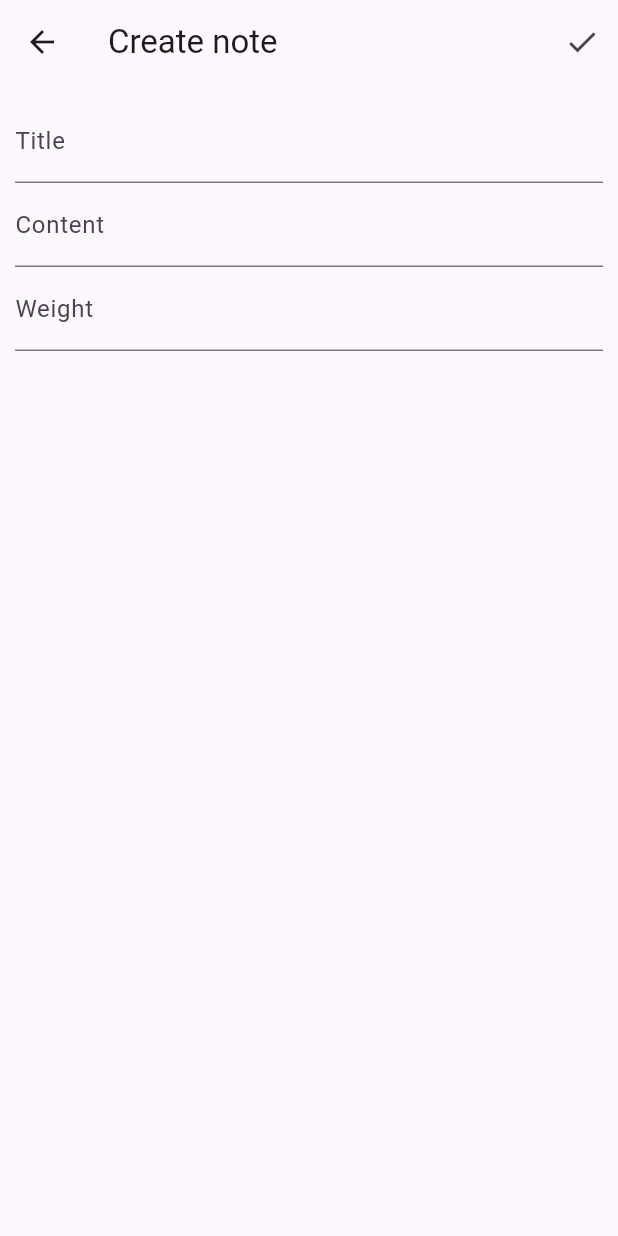
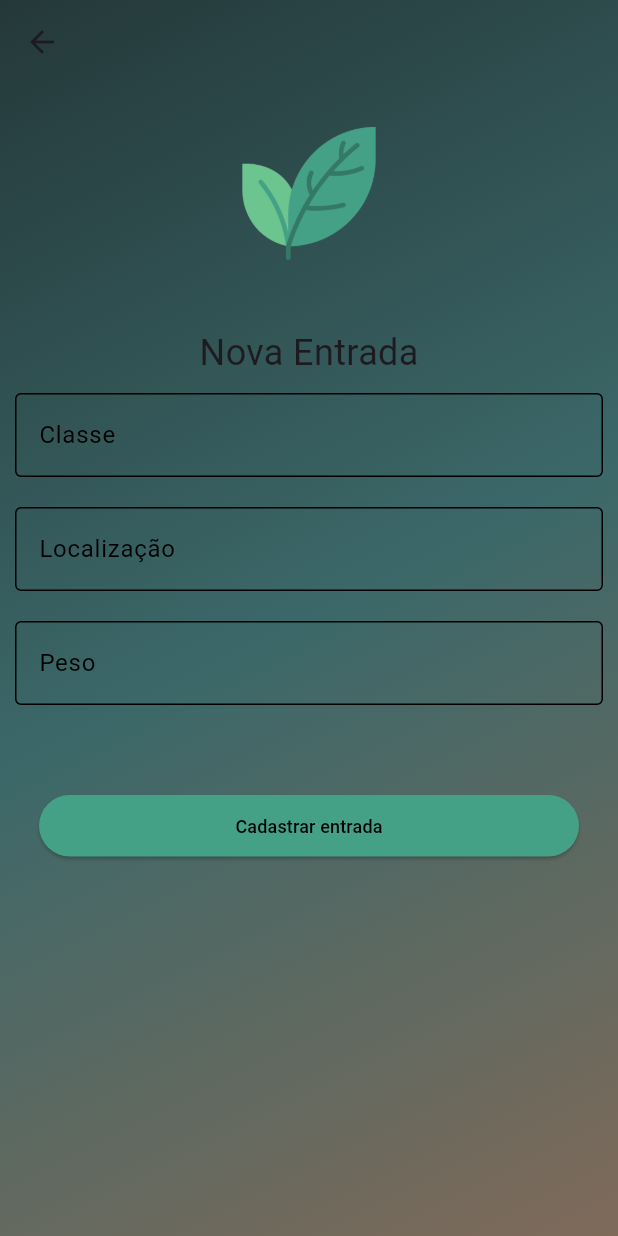
Before and after one commit to joaoobx/gestao_de_residuos, a Flutter app: the EntryList screen opened directly, after a tap on "Cadastrar entrada", on a phone screen of 412 x 824 dp. Run offline on Flutter 3.47's test engine with Material 3 defaults, Android fonts, the phone set to English and light mode, and no system bars; our stand-ins replace sqflite; accounts and stored records are empty.

Commit message:
beginning edit entry

```diff
--- /dev/null
+++ b/lib/Views/create_entry.dart
@@ -0,0 +1,176 @@
+import 'package:flutter/cupertino.dart';
+import 'package:flutter/material.dart';
+import 'package:flutter/services.dart';
+import 'package:gerenciamento_de_residuos/JsonModels/note_model.dart';
+import 'package:gerenciamento_de_residuos/SQLite/sqlite.dart';
+
+class CreateEntry extends StatefulWidget {
+  const CreateEntry({super.key});
+
+  @override
+  State<CreateEntry> createState() => _CreateEntryState();
+}
+
+class _CreateEntryState extends State<CreateEntry> {
+  final type = TextEditingController();
+  final weight = TextEditingController();
+  final location = TextEditingController();
+  final formKey = GlobalKey<FormState>();
+
+  final db = DatabaseHelper();
+  @override
+  Widget build(BuildContext context) {
+    return Scaffold(
+        extendBodyBehindAppBar: true,
+        appBar: AppBar(
+          backgroundColor: Colors.transparent,
+          elevation: 0,
+        ),
+        body: SingleChildScrollView(
+          child: Container(
+            constraints: BoxConstraints(minHeight: MediaQuery.of(context).size.height, maxHeight: double.infinity),
+            decoration: const BoxDecoration(
+                gradient: LinearGradient(
+                  begin: Alignment.topLeft,
+                  end: Alignment.bottomRight,
+                  colors: [
+                    Color.fromRGBO(36, 56, 57, 1),
+                    Color.fromRGBO(60, 104, 105, 1),
+                    Color.fromRGBO(127, 106, 89, 1),
+                  ],
+                )),
+            child: Column(
+              children: [
+                const Padding(padding: EdgeInsets.all(40.0)),
+                const Image(
+                  image: AssetImage('lib/assets/leaves.png'),
+                  width: 98,
+                ),
+                const Padding(padding: EdgeInsets.all(20.0)),
+                const Text("Nova Entrada", style: TextStyle(fontSize: 24)),
+                Form(
+                  //I forgot to specify key
+                    key: formKey,
+                    child: Padding(
+                      padding: const EdgeInsets.all(10.0),
+                      child: Column(
+                        children: [
+                          TextFormField(
+                            controller: type,
+                            validator: (value) {
+                              if (value!.isEmpty) {
+                                return "Deve-se informar um tipo";
+                              }
+                              return null;
+                            },
+                            decoration: const InputDecoration(
+                              label: Text("Classe"),
+                              labelStyle: TextStyle(color: Colors.black),
+                              fillColor: Colors.black,
+                              border: OutlineInputBorder(
+                                borderSide: BorderSide(color: Colors.black),
+                              ),
+                              enabledBorder: OutlineInputBorder(
+                                borderSide: BorderSide(color: Colors.black),
+                              ),
+                              focusedBorder: OutlineInputBorder(
+                                borderSide: BorderSide(color: Colors.black),
+                              ),
+                            ),
+                          ),
+                          const Padding(padding: EdgeInsets.all(10.0)),
+                          TextFormField(
+                            controller: location,
+                            validator: (value) {
+                              if (value!.isEmpty) {
+                                return "Deve-se adicionar uma localização";
+                              }
+                              return null;
+                            },
+                            decoration: const InputDecoration(
+                              label: Text("Localização"),
+                              labelStyle: TextStyle(color: Colors.black),
+                              fillColor: Colors.black,
+                              border: OutlineInputBorder(
+                                borderSide: BorderSide(color: Colors.black),
+                              ),
+                              enabledBorder: OutlineInputBorder(
+                                borderSide: BorderSide(color: Colors.black),
+                              ),
+                              focusedBorder: OutlineInputBorder(
+                                borderSide: BorderSide(color: Colors.black),
+                              ),
+                            ),
+                          ),
+                          const Padding(padding: EdgeInsets.all(10.0)),
+                          TextFormField(
+                            inputFormatters: [
+                              FilteringTextInputFormatter.digitsOnly
+                            ],
+                            controller: weight,
+                            keyboardType: TextInputType.number,
+                            validator: (value) {
+                              if (value!.isEmpty) {
+                                return "Deve-se adicionar um peso";
+                              }
+                              return null;
+                            },
+                            decoration: const InputDecoration(
+                              label: Text("Peso"),
+                              labelStyle: TextStyle(color: Colors.black),
+                              fillColor: Colors.black,
+                              border: OutlineInputBorder(
+                                borderSide: BorderSide(color: Colors.black),
+                              ),
+                              enabledBorder: OutlineInputBorder(
+                                borderSide: BorderSide(color: Colors.black),
+                              ),
+                              focusedBorder: OutlineInputBorder(
+                                borderSide: BorderSide(color: Colors.black),
+                              ),
+                            ),
+                          ),
+                          const Padding(padding: EdgeInsets.all(30.0)),
+                          SizedBox(
+                            height: 41,
+                            width: 360,
+                            child: ElevatedButton(
+                              style: ElevatedButton.styleFrom(
+                                  shape: RoundedRectangleBorder(
+                                      borderRadius: BorderRadius.circular(90)),
+                                  backgroundColor:
+                                  const Color.fromRGBO(69, 161, 134, 1),
+                                  padding: const EdgeInsets.all(0.0)),
+                              onPressed: () {
+                                //Add Note button
+                                //We should not allow empty data to the database
+                                if (formKey.currentState!.validate()) {
+                                  db
+                                      .createNote(NoteModel(
+                                      type: type.text,
+                                      location: location.text,
+                                      weight: weight.text,
+                                      createdAt: DateTime.now().toIso8601String()))
+                                      .whenComplete(() {
+                                    //When this value is true
+                                    Navigator.of(context).pop(true);
+                                  });
+                                }
+                              },
+                              child: const Text(
+                                "Cadastrar entrada",
+                                textAlign: TextAlign.center,
+                                style: TextStyle(
+                                    color: Color.fromRGBO(0, 0, 0, 1),
+                                    fontSize: 12),
+                              ),
+                            ),
+                          ),
+                        ],
+                      ),
+                    )),
+              ],
+            )))
+        );
+  }
+}
--- a/lib/Views/create_note.dart
+++ /dev/null
@@ -1,94 +0,0 @@
-import 'package:flutter/material.dart';
-import 'package:gerenciamento_de_residuos/JsonModels/note_model.dart';
-import 'package:gerenciamento_de_residuos/SQLite/sqlite.dart';
-
-
-class CreateNote extends StatefulWidget {
-  const CreateNote({super.key});
-
-  @override
-  State<CreateNote> createState() => _CreateNoteState();
-}
-
-class _CreateNoteState extends State<CreateNote> {
-  final title = TextEditingController();
-  final weight = TextEditingController();
-  final content = TextEditingController();
-  final formKey = GlobalKey<FormState>();
-
-  final db = DatabaseHelper();
-  @override
-  Widget build(BuildContext context) {
-    return Scaffold(
-      appBar: AppBar(
-        title: const Text("Create note"),
-        actions: [
-          IconButton(
-              onPressed: () {
-                //Add Note button
-                //We should not allow empty data to the database
-                if (formKey.currentState!.validate()) {
-                  db
-                      .createNote(NoteModel(
-                          type: title.text,
-                          location: content.text,
-                          weight: weight.text,
-                          createdAt: DateTime.now().toIso8601String()))
-                      .whenComplete(() {
-                    //When this value is true
-                    Navigator.of(context).pop(true);
-                  });
-                }
-              },
-              icon: Icon(Icons.check))
-        ],
-      ),
-      body: Form(
-          //I forgot to specify key
-          key: formKey,
-          child: Padding(
-            padding: const EdgeInsets.all(10.0),
-            child: Column(
-              children: [
-                TextFormField(
-                  controller: title,
-                  validator: (value) {
-                    if (value!.isEmpty) {
-                      return "Title is required";
-                    }
-                    return null;
-                  },
-                  decoration: const InputDecoration(
-                    label: Text("Title"),
-                  ),
-                ),
-                TextFormField(
-                  controller: content,
-                  validator: (value) {
-                    if (value!.isEmpty) {
-                      return "Content is required";
-                    }
-                    return null;
-                  },
-                  decoration: const InputDecoration(
-                    label: Text("Content"),
-                  ),
-                ),
-                TextFormField(
-                  controller: weight,
-                  validator: (value) {
-                    if (value!.isEmpty) {
-                      return "Weight is required";
-                    }
-                    return null;
-                  },
-                  decoration: const InputDecoration(
-                    label: Text("Weight"),
-                  ),
-                ),
-              ],
-            ),
-          )),
-    );
-  }
-}
--- a/lib/Views/entry_list.dart
+++ b/lib/Views/entry_list.dart
@@ -2,7 +2,8 @@ import 'package:flutter/material.dart';
 import 'package:flutter/rendering.dart';
 import 'package:gerenciamento_de_residuos/JsonModels/note_model.dart';
 import 'package:gerenciamento_de_residuos/SQLite/sqlite.dart';
-import 'package:gerenciamento_de_residuos/Views/create_note.dart';
+import 'package:gerenciamento_de_residuos/Views/create_entry.dart';
+import 'package:gerenciamento_de_residuos/Views/edit_entry.dart';
 import 'package:intl/intl.dart';
 
 class EntryList extends StatefulWidget {
@@ -67,22 +68,6 @@ class _EntryListState extends State<EntryList> {
             ],
           ),
         ),
-        floatingActionButton: FloatingActionButton(
-          onPressed: () {
-            //We need call refresh method after a new note is created
-            //Now it works properly
-            //We will do delete now
-            Navigator.push(context,
-                    MaterialPageRoute(builder: (context) => const CreateNote()))
-                .then((value) {
-              if (value) {
-                //This will be called
-                _refresh();
-              }
-            });
-          },
-          child: const Icon(Icons.add),
-        ),
         body: Container(
             decoration: const BoxDecoration(
                 gradient: LinearGradient(
@@ -143,7 +128,7 @@ class _EntryListState extends State<EntryList> {
                                             ),
                                             const Spacer(),
                                             Text(
-                                              items[index].location,
+                                              "${items[index].weight} Kg",
                                               style: const TextStyle(
                                                   color: Color.fromRGBO(
                                                       0, 0, 0, 1)),
@@ -163,7 +148,7 @@ class _EntryListState extends State<EntryList> {
                                             ),
                                             const Spacer(),
                                             Text(
-                                              items[index].weight,
+                                              items[index].location,
                                               style: const TextStyle(
                                                   color: Color.fromRGBO(
                                                       0, 0, 0, 0.6),
@@ -192,7 +177,21 @@ class _EntryListState extends State<EntryList> {
                                                       194, 196, 108, 1),
                                               padding:
                                                   const EdgeInsets.all(0.0)),
-                                          onPressed: () => {},
+                                          onPressed: () {
+                                            //We need call refresh method after a new note is created
+                                            //Now it works properly
+                                            //We will do delete now
+                                            Navigator.push(
+                                                context,
+                                                MaterialPageRoute(
+                                                    builder: (context) => const EditEntry()))
+                                                .then((value) {
+                                              if (value) {
+                                                //This will be called
+                                                _refresh();
+                                              }
+                                            });
+                                          },
                                           child: const Text(
                                             "Editar",
                                             textAlign: TextAlign.center,
@@ -262,8 +261,10 @@ class _EntryListState extends State<EntryList> {
                       //We need call refresh method after a new note is created
                       //Now it works properly
                       //We will do delete now
-                      Navigator.push(context,
-                          MaterialPageRoute(builder: (context) => const CreateNote()))
+                      Navigator.push(
+                              context,
+                              MaterialPageRoute(
+                                  builder: (context) => const CreateEntry()))
                           .then((value) {
                         if (value) {
                           //This will be called
--- a/lib/Views/notes.dart
+++ b/lib/Views/notes.dart
@@ -1,7 +1,7 @@
 import 'package:flutter/material.dart';
 import 'package:gerenciamento_de_residuos/JsonModels/note_model.dart';
 import 'package:gerenciamento_de_residuos/SQLite/sqlite.dart';
-import 'package:gerenciamento_de_residuos/Views/create_note.dart';
+import 'package:gerenciamento_de_residuos/Views/create_entry.dart';
 import 'package:intl/intl.dart';
 
 class Notes extends StatefulWidget {
@@ -60,7 +60,7 @@ class _NotesState extends State<Notes> {
             //Now it works properly
             //We will do delete now
             Navigator.push(context,
-                    MaterialPageRoute(builder: (context) => const CreateNote()))
+                    MaterialPageRoute(builder: (context) => const CreateEntry()))
                 .then((value) {
               if (value) {
                 //This will be called
```
Also changed, not shown: lib/Views/edit_entry.dart (added, +176 -0 lines), lib/assets/box.svg (added).
